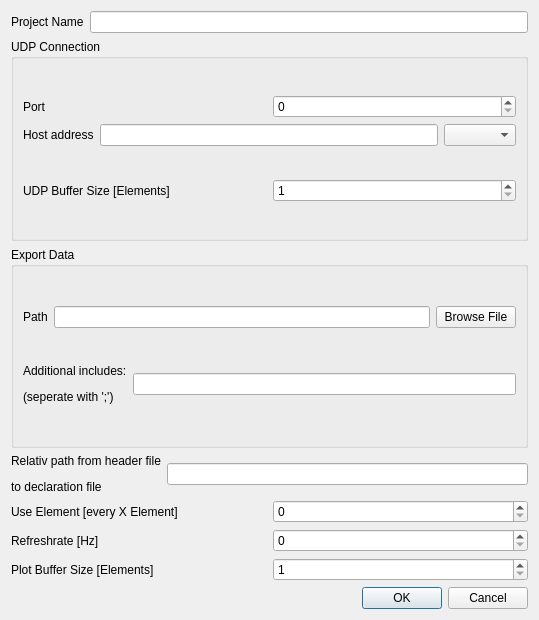
The window that forms/settingsdialog.ui (potolog/UDPLogger) describes before a commit, drawn with Qt 5.
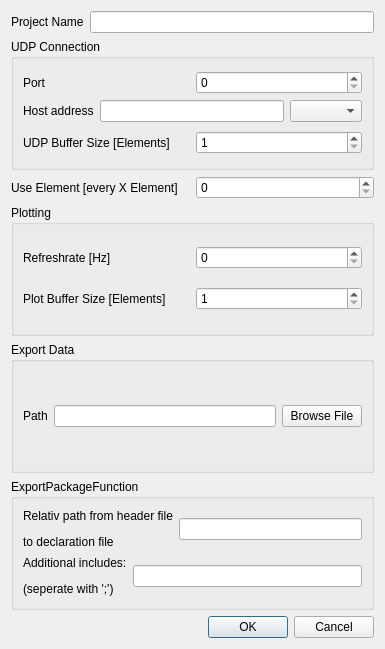
The same window after the commit.

Commit message: reordered elements in settingsdialog

Diff of the .ui file:
```diff
--- a/forms/settingsdialog.ui
+++ b/forms/settingsdialog.ui
@@ -6,14 +6,14 @@
    <rect>
     <x>0</x>
     <y>0</y>
-    <width>539</width>
-    <height>620</height>
+    <width>385</width>
+    <height>649</height>
    </rect>
   </property>
   <property name="windowTitle">
    <string>Dialog</string>
   </property>
-  <layout class="QVBoxLayout" name="verticalLayout_3">
+  <layout class="QVBoxLayout" name="verticalLayout_6">
    <item>
     <layout class="QHBoxLayout" name="horizontalLayout_5">
      <item>
@@ -100,6 +100,78 @@
      </layout>
     </widget>
    </item>
+   <item>
+    <layout class="QHBoxLayout" name="horizontalLayout_9">
+     <item>
+      <widget class="QLabel" name="label_9">
+       <property name="text">
+        <string>Use Element [every X Element]</string>
+       </property>
+      </widget>
+     </item>
+     <item>
+      <widget class="QDoubleSpinBox" name="spinbox_use_element_count">
+       <property name="decimals">
+        <number>0</number>
+       </property>
+       <property name="maximum">
+        <double>2147483647.000000000000000</double>
+       </property>
+      </widget>
+     </item>
+    </layout>
+   </item>
+   <item>
+    <widget class="QGroupBox" name="groupBox_4">
+     <property name="title">
+      <string>Plotting</string>
+     </property>
+     <layout class="QVBoxLayout" name="verticalLayout_3">
+      <item>
+       <layout class="QHBoxLayout" name="horizontalLayout_8">
+        <item>
+         <widget class="QLabel" name="label_8">
+          <property name="text">
+           <string>Refreshrate [Hz]</string>
+          </property>
+         </widget>
+        </item>
+        <item>
+         <widget class="QDoubleSpinBox" name="spinbox_refresh_rate">
+          <property name="decimals">
+           <number>0</number>
+          </property>
+          <property name="maximum">
+           <double>2147483647.000000000000000</double>
+          </property>
+         </widget>
+        </item>
+       </layout>
+      </item>
+      <item>
+       <layout class="QHBoxLayout" name="horizontalLayout_3">
+        <item>
+         <widget class="QLabel" name="label">
+          <property name="text">
+           <string>Plot Buffer Size [Elements]</string>
+          </property>
+         </widget>
+        </item>
+        <item>
+         <widget class="QDoubleSpinBox" name="spinbox_plot_buffer">
+          <property name="decimals">
+           <number>0</number>
+          </property>
+          <property name="minimum">
+           <double>1.000000000000000</double>
+          </property>
+         </widget>
+        </item>
+       </layout>
+      </item>
+     </layout>
+    </widget>
+   </item>
    <item>
     <widget class="QGroupBox" name="groupBox_2">
      <property name="title">
@@ -127,6 +199,29 @@
         </item>
        </layout>
       </item>
+     </layout>
+    </widget>
+   </item>
+   <item>
+    <widget class="QGroupBox" name="groupBox_3">
+     <property name="title">
+      <string>ExportPackageFunction</string>
+     </property>
+     <layout class="QVBoxLayout" name="verticalLayout_4">
+      <item>
+       <layout class="QHBoxLayout" name="horizontalLayout_10">
+        <item>
+         <widget class="QLabel" name="label_10">
+          <property name="text">
+           <string>&lt;html&gt;&lt;head/&gt;&lt;body&gt;&lt;p&gt;Relativ path from header file&lt;/p&gt;&lt;p&gt;to declaration file&lt;/p&gt;&lt;/body&gt;&lt;/html&gt;</string>
+          </property>
+         </widget>
+        </item>
+        <item>
+         <widget class="QLineEdit" name="txt_relative_header_path"/>
+        </item>
+       </layout>
+      </item>
       <item>
        <layout class="QHBoxLayout" name="horizontalLayout_6">
         <item>
@@ -144,83 +239,6 @@
      </layout>
     </widget>
    </item>
-   <item>
-    <layout class="QHBoxLayout" name="horizontalLayout_10">
-     <item>
-      <widget class="QLabel" name="label_10">
-       <property name="text">
-        <string>&lt;html&gt;&lt;head/&gt;&lt;body&gt;&lt;p&gt;Relativ path from header file&lt;/p&gt;&lt;p&gt;to declaration file&lt;/p&gt;&lt;/body&gt;&lt;/html&gt;</string>
-       </property>
-      </widget>
-     </item>
-     <item>
-      <widget class="QLineEdit" name="txt_relative_header_path"/>
-     </item>
-    </layout>
-   </item>
-   <item>
-    <layout class="QHBoxLayout" name="horizontalLayout_9">
-     <item>
-      <widget class="QLabel" name="label_9">
-       <property name="text">
-        <string>Use Element [every X Element]</string>
-       </property>
-      </widget>
-     </item>
-     <item>
-      <widget class="QDoubleSpinBox" name="spinbox_use_element_count">
-       <property name="decimals">
-        <number>0</number>
-       </property>
-       <property name="maximum">
-        <double>2147483647.000000000000000</double>
-       </property>
-      </widget>
-     </item>
-    </layout>
-   </item>
-   <item>
-    <layout class="QHBoxLayout" name="horizontalLayout_8">
-     <item>
-      <widget class="QLabel" name="label_8">
-       <property name="text">
-        <string>Refreshrate [Hz]</string>
-       </property>
-      </widget>
-     </item>
-     <item>
-      <widget class="QDoubleSpinBox" name="spinbox_refresh_rate">
-       <property name="decimals">
-        <number>0</number>
-       </property>
-       <property name="maximum">
-        <double>2147483647.000000000000000</double>
-       </property>
-      </widget>
-     </item>
-    </layout>
-   </item>
-   <item>
-    <layout class="QHBoxLayout" name="horizontalLayout_3">
-     <item>
-      <widget class="QLabel" name="label">
-       <property name="text">
-        <string>Plot Buffer Size [Elements]</string>
-       </property>
-      </widget>
-     </item>
-     <item>
-      <widget class="QDoubleSpinBox" name="spinbox_plot_buffer">
-       <property name="decimals">
-        <number>0</number>
-       </property>
-       <property name="minimum">
-        <double>1.000000000000000</double>
-       </property>
-      </widget>
-     </item>
-    </layout>
-   </item>
    <item>
     <widget class="QDialogButtonBox" name="buttonBox">
      <property name="orientation">
```
